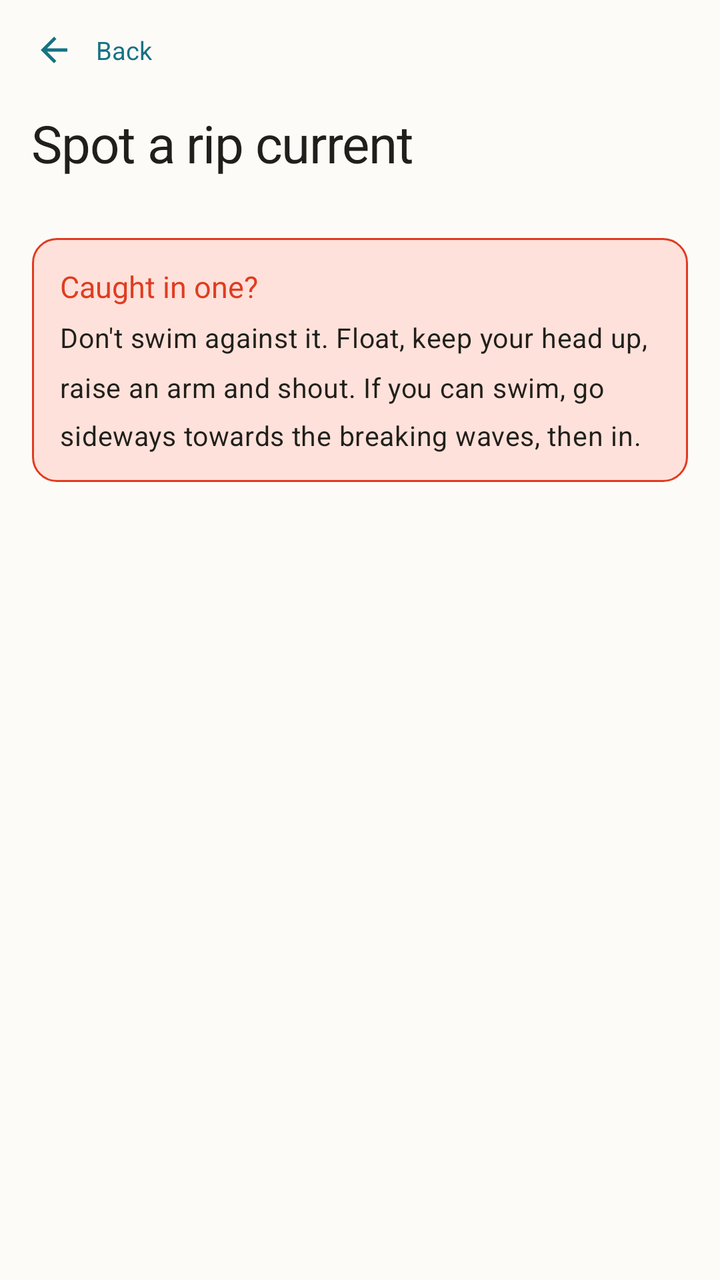
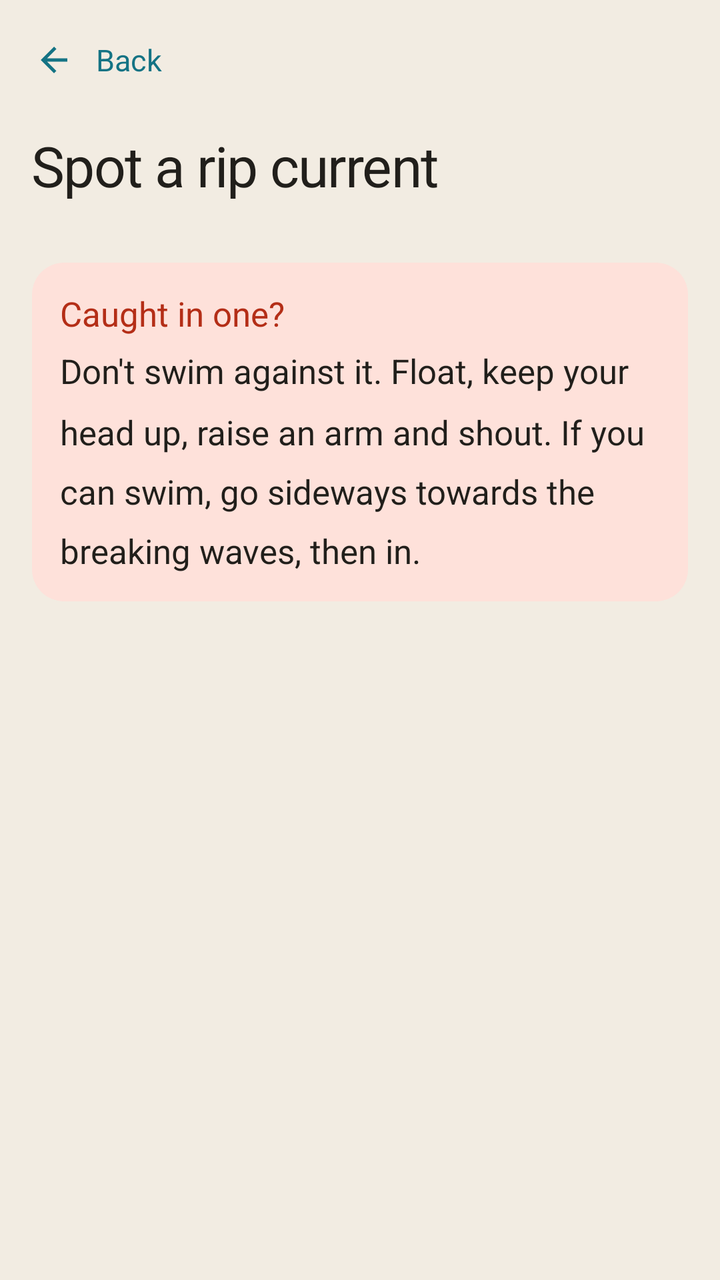

Two renders of the same Android screen: before a commit and after it. Below are the layout's source before the change and the commit's diff.
<!-- AndroidManifest.xml: activity theme Theme.MyApplication -->
<!-- res/layout/activity_rip_guide.xml -->
<?xml version="1.0" encoding="utf-8"?>
<LinearLayout xmlns:android="http://schemas.android.com/apk/res/android"
    xmlns:app="http://schemas.android.com/apk/res-auto"
    android:layout_width="match_parent"
    android:layout_height="match_parent"
    android:background="@color/background"
    android:orientation="vertical">

    <LinearLayout
        android:id="@+id/guideHeader"
        android:layout_width="match_parent"
        android:layout_height="wrap_content"
        android:background="@color/background"
        android:gravity="center_vertical"
        android:orientation="horizontal"
        android:paddingHorizontal="8dp"
        android:paddingTop="6dp"
        android:paddingBottom="6dp">

        
        <LinearLayout
            android:id="@+id/guideBackButton"
            android:layout_width="wrap_content"
            android:layout_height="wrap_content"
            android:background="?attr/selectableItemBackground"
            android:clickable="true"
            android:focusable="true"
            android:gravity="center_vertical"
            android:orientation="horizontal"
            android:paddingStart="0dp"
            android:paddingEnd="10dp">

            <ImageView
                android:layout_width="38dp"
                android:layout_height="38dp"
                android:contentDescription="@null"
                android:padding="9dp"
                android:src="@drawable/ic_back"
                app:tint="@color/primary" />

            <TextView
                android:layout_width="wrap_content"
                android:layout_height="wrap_content"
                android:layout_marginStart="2dp"
                android:text="@string/back"
                android:textColor="@color/primary"
                android:textSize="12.5sp" />
        </LinearLayout>
    </LinearLayout>

    <androidx.core.widget.NestedScrollView
        android:id="@+id/guideScrollView"
        android:layout_width="match_parent"
        android:layout_height="0dp"
        android:layout_weight="1"
        android:fillViewport="true"
        android:scrollbars="none">

        <LinearLayout
            android:layout_width="match_parent"
            android:layout_height="wrap_content"
            android:orientation="vertical"
            android:paddingHorizontal="16dp"
            android:paddingTop="4dp"
            android:paddingBottom="24dp">

            <TextView
                android:layout_width="match_parent"
                android:layout_height="wrap_content"
                android:text="@string/guide_title"
                android:textAppearance="@style/TextAppearance.App.Headline" />

            

            <LinearLayout
                android:id="@+id/guideSignList"
                android:layout_width="match_parent"
                android:layout_height="wrap_content"
                android:layout_marginTop="16dp"
                android:orientation="vertical" />

            
            <LinearLayout
                android:layout_width="match_parent"
                android:layout_height="wrap_content"
                android:layout_marginTop="14dp"
                android:background="@drawable/bg_danger_note"
                android:orientation="vertical"
                android:padding="14dp">

                <TextView
                    android:layout_width="match_parent"
                    android:layout_height="wrap_content"
                    android:fontFamily="sans-serif-medium"
                    android:text="@string/guide_caught_title"
                    android:textColor="@color/danger"
                    android:textSize="15sp" />

                <TextView
                    android:layout_width="match_parent"
                    android:layout_height="wrap_content"
                    android:layout_marginTop="6dp"
                    android:lineSpacingMultiplier="1.5"
                    android:text="@string/guide_caught_body"
                    android:textAppearance="@style/TextAppearance.App.Body" />
            </LinearLayout>

        </LinearLayout>
    </androidx.core.widget.NestedScrollView>

</LinearLayout>
<!-- resources referenced by this layout -->
<resources>
  <color name="background">#FDFBF7</color>
  <color name="danger">#E03C21</color>
  <!-- drawable bg_danger_note (drawable) -->
  <?xml version="1.0" encoding="utf-8"?>
  <shape xmlns:android="http://schemas.android.com/apk/res/android"
      android:shape="rectangle">
      <solid android:color="@color/danger_tint" />
      <stroke android:width="1dp" android:color="@color/danger" />
      <corners android:radius="12dp" />
  </shape>
  <style name="TextAppearance.App.Body" parent="TextAppearance.Material3.BodyMedium">
          <item name="android:textSize">13.5sp</item>
          <item name="android:textColor">@color/text_primary</item>
          <item name="android:lineSpacingMultiplier">1.5</item>
      </style>
  <style name="TextAppearance.App.Headline" parent="TextAppearance.Material3.HeadlineSmall">
          <item name="android:textSize">26sp</item>
          <item name="android:fontFamily">sans-serif-medium</item>
          <item name="android:letterSpacing">-0.015</item>
          <item name="android:textColor">@color/text_primary</item>
      </style>
  <style name="Theme.MyApplication" parent="Theme.Material3.DayNight.NoActionBar">
          <item name="colorPrimary">@color/primary</item>
          <item name="colorOnPrimary">@color/on_primary</item>
          <item name="colorPrimaryContainer">@color/advisor_bg</item>
          <item name="colorOnPrimaryContainer">@color/primary_variant</item>
  
          <item name="colorSecondary">@color/secondary</item>
          <item name="colorOnSecondary">@color/on_secondary</item>
          <item name="colorSecondaryContainer">@color/surface_alt</item>
          <item name="colorOnSecondaryContainer">@color/text_primary</item>
          <item name="colorTertiary">@color/tertiary_gold</item>
          <item name="colorTertiaryContainer">@color/surface_alt</item>
          <item name="colorOnTertiaryContainer">@color/text_primary</item>
  
          <item name="android:colorBackground">@color/background</item>
          <item name="colorSurface">@color/surface</item>
          <item name="colorOnSurface">@color/text_primary</item>
          <item name="colorSurfaceVariant">@color/surface_alt</item>
          <item name="colorOnSurfaceVariant">@color/text_secondary</item>
          <item name="colorSurfaceContainer">@color/surface</item>
          <item name="colorSurfaceContainerLow">@color/surface</item>
          <item name="colorSurfaceContainerLowest">@color/background</item>
          <item name="colorSurfaceContainerHigh">@color/surface_alt</item>
          <item name="colorSurfaceContainerHighest">@color/surface_alt</item>
          <item name="colorOutline">@color/divider</item>
          <item name="colorOutlineVariant">@color/divider</item>
          <item name="colorError">@color/error</item>
  
          
          <item name="shapeAppearanceCornerExtraSmall">@style/ShapeAppearance.App.Corner.ExtraSmall</item>
          <item name="shapeAppearanceCornerSmall">@style/ShapeAppearance.App.Corner.Small</item>
          <item name="shapeAppearanceCornerMedium">@style/ShapeAppearance.App.Corner.Medium</item>
          <item name="shapeAppearanceCornerLarge">@style/ShapeAppearance.App.Corner.Large</item>
          <item name="shapeAppearanceCornerExtraLarge">@style/ShapeAppearance.App.Corner.ExtraLarge</item>
  
          
          <item name="android:fontFamily">sans-serif</item>
          <item name="fontFamily">sans-serif</item>
  
          
          <item name="android:statusBarColor">@android:color/transparent</item>
          <item name="android:navigationBarColor">@color/background</item>
          <item name="android:windowLightStatusBar" tools:targetApi="23">true</item>
          <item name="android:windowLightNavigationBar" tools:targetApi="27">true</item>
  
          <item name="windowActionBar">false</item>
          <item name="windowNoTitle">true</item>
      </style>
  <color name="surface">#F6F1E8</color>
  <color name="error">#E03C21</color>
  <!-- unchanged entries left out for length: 22 -->
</resources>

<!-- the commit's change to res/layout/activity_rip_guide.xml (unified diff, before → after) -->
@@ -20,6 +20,7 @@
         
         <LinearLayout
             android:id="@+id/guideBackButton"
+            android:minHeight="48dp"
             android:layout_width="wrap_content"
             android:layout_height="wrap_content"
             android:background="?attr/selectableItemBackground"
@@ -44,7 +45,7 @@
                 android:layout_marginStart="2dp"
                 android:text="@string/back"
                 android:textColor="@color/primary"
-                android:textSize="12.5sp" />
+                android:textSize="15sp" />
         </LinearLayout>
     </LinearLayout>
 
@@ -94,7 +95,7 @@
                     android:fontFamily="sans-serif-medium"
                     android:text="@string/guide_caught_title"
                     android:textColor="@color/danger"
-                    android:textSize="15sp" />
+                    android:textSize="17sp" />
 
                 <TextView
                     android:layout_width="match_parent"
<!-- resource entries referenced after the edit -->
@@ -1,24 +1,24 @@
 <!-- resources referenced by this layout -->
 <resources>
-  <color name="background">#FDFBF7</color>
-  <color name="danger">#E03C21</color>
+  <color name="background">#F2ECE2</color>
+  <color name="danger">#B42E17</color>
   <!-- drawable bg_danger_note (drawable) -->
   <?xml version="1.0" encoding="utf-8"?>
   <shape xmlns:android="http://schemas.android.com/apk/res/android"
       android:shape="rectangle">
       <solid android:color="@color/danger_tint" />
-      <stroke android:width="1dp" android:color="@color/danger" />
-      <corners android:radius="12dp" />
+      <corners android:radius="16dp" />
   </shape>
   <style name="TextAppearance.App.Body" parent="TextAppearance.Material3.BodyMedium">
-          <item name="android:textSize">13.5sp</item>
+          <item name="android:textSize">17sp</item>
+          <item name="android:letterSpacing">0</item>
           <item name="android:textColor">@color/text_primary</item>
-          <item name="android:lineSpacingMultiplier">1.5</item>
+          <item name="android:lineSpacingMultiplier">1.3</item>
       </style>
   <style name="TextAppearance.App.Headline" parent="TextAppearance.Material3.HeadlineSmall">
-          <item name="android:textSize">26sp</item>
+          <item name="android:textSize">28sp</item>
           <item name="android:fontFamily">sans-serif-medium</item>
-          <item name="android:letterSpacing">-0.015</item>
+          <item name="android:letterSpacing">-0.02</item>
           <item name="android:textColor">@color/text_primary</item>
       </style>
   <style name="Theme.MyApplication" parent="Theme.Material3.DayNight.NoActionBar">
@@ -45,7 +45,8 @@
           <item name="colorSurfaceContainerLowest">@color/background</item>
           <item name="colorSurfaceContainerHigh">@color/surface_alt</item>
           <item name="colorSurfaceContainerHighest">@color/surface_alt</item>
-          <item name="colorOutline">@color/divider</item>
+          
+          <item name="colorOutline">@color/text_secondary</item>
           <item name="colorOutlineVariant">@color/divider</item>
           <item name="colorError">@color/error</item>
   
@@ -66,11 +67,28 @@
           <item name="android:windowLightStatusBar" tools:targetApi="23">true</item>
           <item name="android:windowLightNavigationBar" tools:targetApi="27">true</item>
   
+          
+          <item name="materialButtonStyle">@style/Widget.App.Button</item>
+  
           <item name="windowActionBar">false</item>
           <item name="windowNoTitle">true</item>
       </style>
-  <color name="surface">#F6F1E8</color>
-  <color name="error">#E03C21</color>
+  <color name="surface">#FFFDF9</color>
+  <color name="error">#B42E17</color>
+  <style name="Widget.App.Button" parent="Widget.Material3.Button">
+          <item name="android:minHeight">50dp</item>
+          <item name="android:insetTop">0dp</item>
+          <item name="android:insetBottom">0dp</item>
+          <item name="android:textSize">17sp</item>
+          <item name="android:fontFamily">sans-serif-medium</item>
+          <item name="android:letterSpacing">0</item>
+          <item name="android:textAllCaps">false</item>
+          <item name="cornerRadius">12dp</item>
+          <item name="backgroundTint">@color/primary</item>
+          <item name="android:textColor">@color/on_primary</item>
+          <item name="iconTint">@color/on_primary</item>
+          <item name="elevation">0dp</item>
+      </style>
   <!-- unchanged entries left out for length: 22 -->
 </resources>
 
